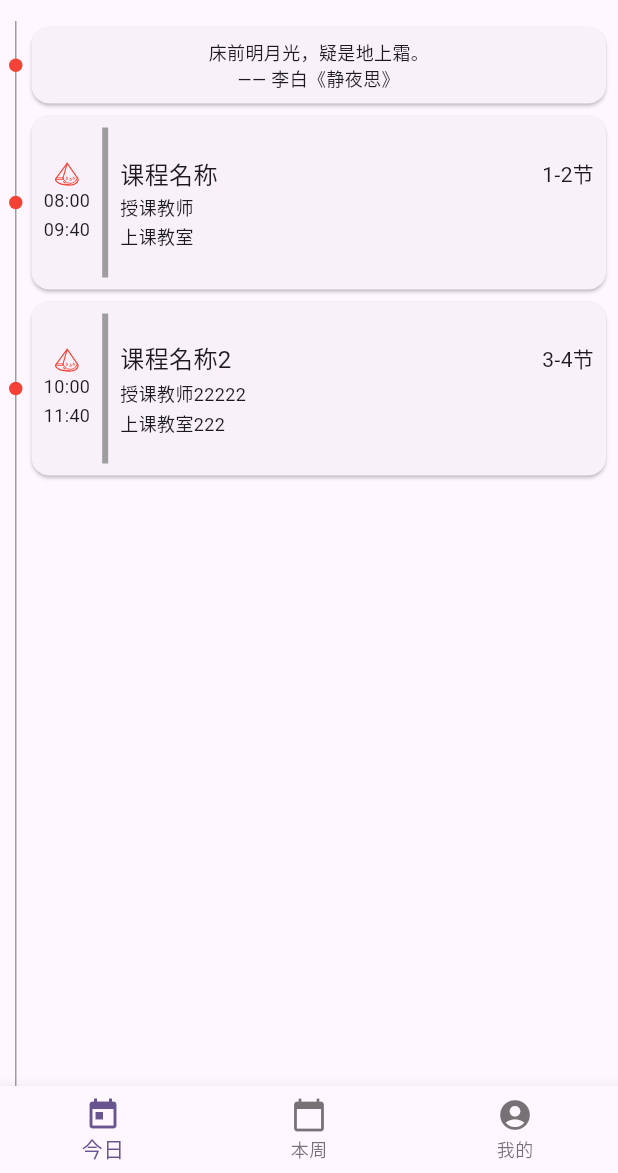
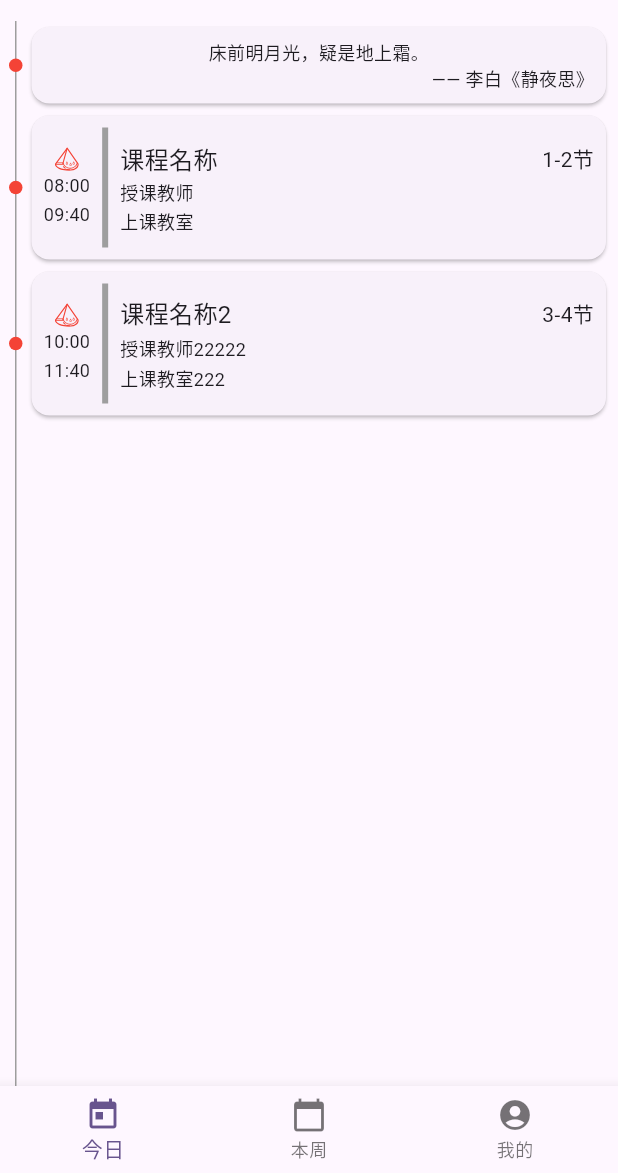
Before and after one commit to Mystery00/xhu_timetable_ios, a Flutter app: the screen it shows after launch, on a phone screen of 412 x 824 dp, the part 63-1236 px from its top. Run offline on Flutter 3.47's test engine with Material 3 defaults, Android fonts, the phone set to English and light mode, and no system bars; our stand-ins replace flutter_svg.

```diff
--- a/lib/home/today.dart
+++ b/lib/home/today.dart
@@ -1,6 +1,6 @@
 import 'package:flutter/material.dart';
-import 'package:flutter/widgets.dart';
 import 'package:flutter_svg/svg.dart';
+import 'package:xhu_timetable_ios/model/today.dart';
 
 class TodayHomePage extends StatefulWidget {
   const TodayHomePage({super.key});
@@ -13,12 +13,14 @@ class _TodayHomePageState extends State<TodayHomePage> {
   @override
   Widget build(BuildContext context) {
     return Center(
-      child: TodayListWidget(items: [
+      child: _TodayListWidget(items: [
         PoemsItem(
-          author: "李白",
-          title: "静夜思",
-          content: "床前明月光，疑是地上霜。",
-          fullContent: "床前明月光，疑是地上霜。举头望明月，低头思故乡。",
+          entity: TodayPoemsEntity(
+            author: "李白",
+            title: "静夜思",
+            content: "床前明月光，疑是地上霜。",
+            fullContent: "床前明月光，疑是地上霜。举头望明月，低头思故乡。",
+          ),
         ),
         CourseItem(
           courseName: "课程名称",
@@ -47,10 +49,10 @@ class _TodayHomePageState extends State<TodayHomePage> {
   }
 }
 
-class TodayListWidget extends StatelessWidget {
+class _TodayListWidget extends StatelessWidget {
   final List<TodayItem> items;
 
-  const TodayListWidget({required this.items, super.key});
+  const _TodayListWidget({required this.items, super.key});
 
   @override
   Widget build(BuildContext context) {
@@ -62,7 +64,7 @@ class TodayListWidget extends StatelessWidget {
             width: 1,
             height: double.infinity,
             color: Colors.grey,
-            margin: const EdgeInsets.only(left: 10, right: 10),
+            margin: const EdgeInsets.symmetric(horizontal: 10),
           ),
         ),
         SizedBox(
@@ -84,21 +86,14 @@ abstract class TodayItem {
 }
 
 class PoemsItem extends TodayItem {
-  final String title;
-  final String author;
-  final String content;
-  final String fullContent;
+  final TodayPoemsEntity entity;
 
-  PoemsItem(
-      {required this.title,
-      required this.author,
-      required this.content,
-      required this.fullContent});
+  PoemsItem({required this.entity});
 
   @override
   Widget buildContent(BuildContext context) {
     return Padding(
-      padding: const EdgeInsets.only(top: 4, bottom: 4),
+      padding: const EdgeInsets.symmetric(vertical: 4),
       child: Row(
         children: [
           Container(
@@ -119,14 +114,16 @@ class PoemsItem extends TodayItem {
                   children: [
                     Center(
                       child: Text(
-                        content,
+                        entity.content,
                         style: const TextStyle(fontSize: 12),
                       ),
                     ),
-                    Text(
-                      "—— $author《$title》",
-                      style: const TextStyle(fontSize: 12),
-                      textAlign: TextAlign.end,
+                    Align(
+                      alignment: AlignmentDirectional.centerEnd,
+                      child: Text(
+                        "—— ${entity.author}《${entity.title}》",
+                        style: const TextStyle(fontSize: 12),
+                      ),
                     ),
                   ],
                 ),
@@ -164,7 +161,7 @@ class CourseItem extends TodayItem {
   @override
   Widget buildContent(BuildContext context) {
     return Padding(
-        padding: const EdgeInsets.only(top: 4, bottom: 4),
+        padding: const EdgeInsets.symmetric(vertical: 4),
         child: Row(
           children: [
             Container(
@@ -194,7 +191,7 @@ class CourseItem extends TodayItem {
                                       Colors.red, BlendMode.srcIn)),
                               Padding(
                                 padding:
-                                    const EdgeInsets.only(top: 1, bottom: 1),
+                                    const EdgeInsets.symmetric(vertical: 1),
                                 child: Text(
                                   startTime,
                                   style: const TextStyle(fontSize: 12),
@@ -202,7 +199,7 @@ class CourseItem extends TodayItem {
                               ),
                               Padding(
                                 padding:
-                                    const EdgeInsets.only(top: 1, bottom: 1),
+                                    const EdgeInsets.symmetric(vertical: 1),
                                 child: Text(
                                   endTime,
                                   style: const TextStyle(fontSize: 12),
@@ -212,10 +209,10 @@ class CourseItem extends TodayItem {
                           ),
                           Container(
                             width: 4,
-                            height: 100,
+                            height: 80,
                             color: Colors.grey,
                             padding: const EdgeInsets.all(12.0),
-                            margin: const EdgeInsets.only(left: 8, right: 8),
+                            margin: const EdgeInsets.symmetric(horizontal: 8),
                           ),
                           Expanded(
                             child: Column(
@@ -223,7 +220,7 @@ class CourseItem extends TodayItem {
                               children: [
                                 Padding(
                                   padding:
-                                      const EdgeInsets.only(top: 1, bottom: 1),
+                                      const EdgeInsets.symmetric(vertical: 1),
                                   child: Row(
                                     textDirection: TextDirection.rtl,
                                     children: [
@@ -242,7 +239,7 @@ class CourseItem extends TodayItem {
                                 ),
                                 Padding(
                                   padding:
-                                      const EdgeInsets.only(top: 1, bottom: 1),
+                                      const EdgeInsets.symmetric(vertical: 1),
                                   child: Text(
                                     teacher,
                                     style: const TextStyle(fontSize: 12),
@@ -250,7 +247,7 @@ class CourseItem extends TodayItem {
                                 ),
                                 Padding(
                                   padding:
-                                      const EdgeInsets.only(top: 1, bottom: 1),
+                                      const EdgeInsets.symmetric(vertical: 1),
                                   child: Text(
                                     location,
                                     style: const TextStyle(fontSize: 12),
--- /dev/null
+++ b/lib/model/today.dart
@@ -0,0 +1,12 @@
+class TodayPoemsEntity {
+  final String title;
+  final String author;
+  final String content;
+  final String fullContent;
+
+  TodayPoemsEntity(
+      {required this.title,
+      required this.author,
+      required this.content,
+      required this.fullContent});
+}
```
Also changed, not shown: lib/home/account.dart (+200 -2 lines), lib/model/account.dart (added, +20 -0 lines), pubspec.lock.
